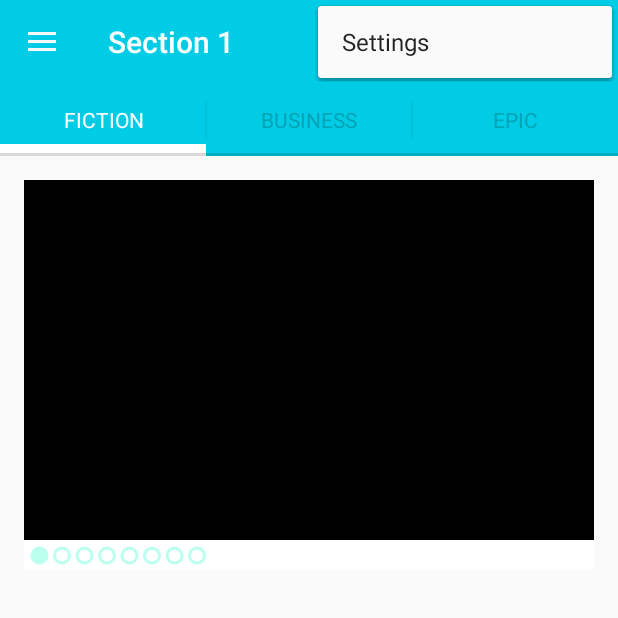
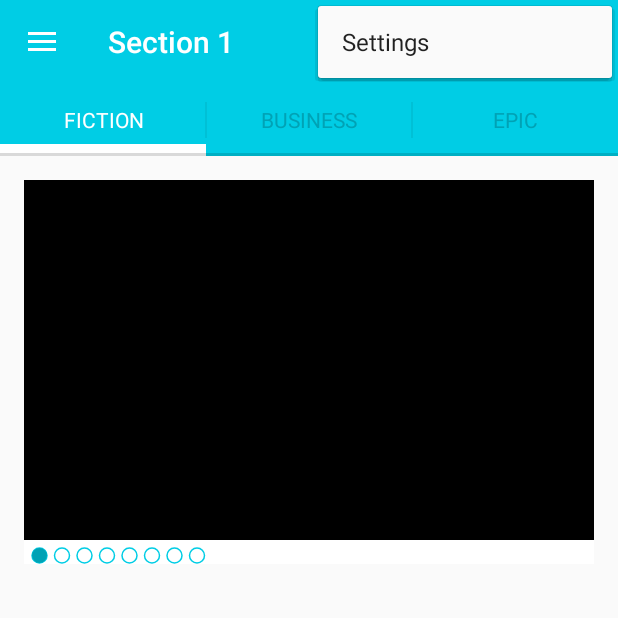
Before and after one commit to vsahu1986/Demo, an Android app: the screen it shows after launch (MainActivity), with the options menu open, on a phone screen of 412 x 824 dp, the top half of it. Run offline under Robolectric (Android 15) with nearby library versions, the phone set to English and light mode, and no system bars; libraries missing offline, so code that uses them is left out: de.greenrobot.event; pictures from the network do not load; 10 statements that could not run were skipped.

Commit message:
minor changes for color

```diff
--- a/app/src/main/res/layout/fragment_main.xml
+++ b/app/src/main/res/layout/fragment_main.xml
@@ -20,11 +20,11 @@
         android:layout_below="@+id/book_pager"
         android:layout_alignParentRight="true"
         android:layout_marginBottom="100dp"
-        shopclue:fillColor="@color/splash_screen_color"
-        shopclue:strokeColor="@color/splash_screen_color"
+        shopclue:fillColor="@color/colorPrimaryDark"
+        shopclue:strokeColor="@color/colorPrimary"
         android:background="@android:color/white"
-        android:layout_height="20dp"
+        android:layout_height="16dp"
         shopclue:radius="5dp"
         android:padding="5dip"
-        shopclue:strokeWidth="2dp"/>
+        shopclue:strokeWidth="1dp"/>
 </RelativeLayout>
```
